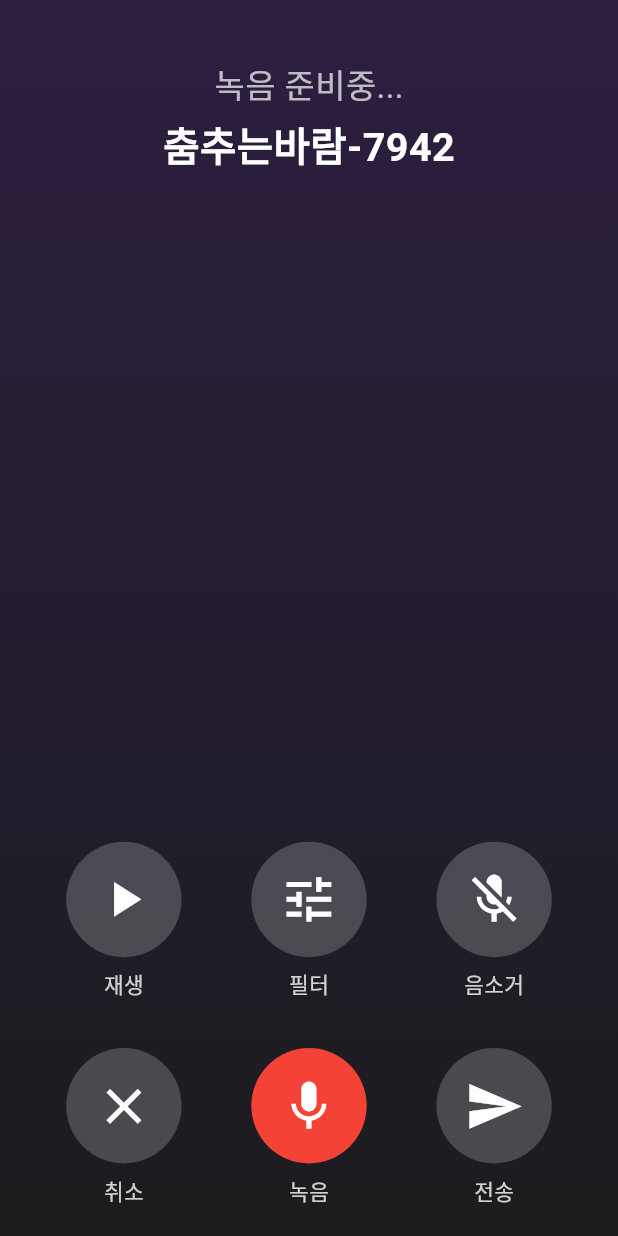
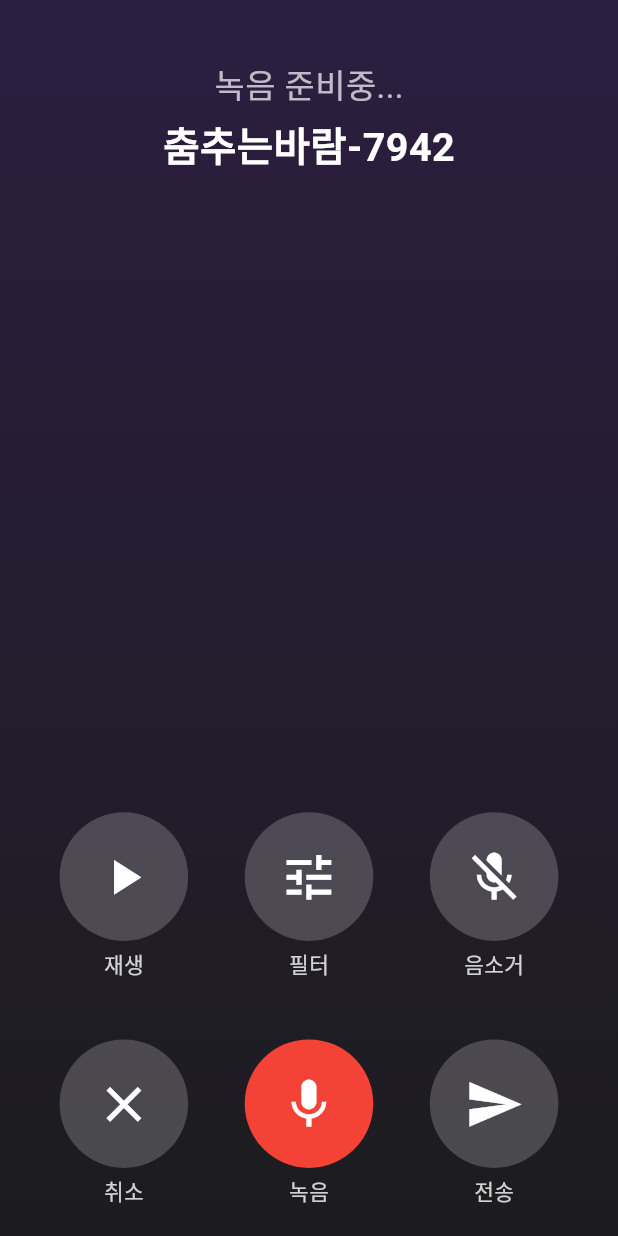
Before and after one commit to hyeok3013/Voice-Mate, a Flutter app: the screen it shows after launch, on a phone screen of 412 x 824 dp. Run offline on Flutter 3.47's test engine with Material 3 defaults, Android fonts, the phone set to English and light mode, and no system bars; our stand-ins replace firebase_core, flutter_screenutil, go_router; accounts and stored records are empty.

Commit message:
refactor: update recording view layout and enhance font configuration
- Updated pubspec.yaml to include the Pretendard font family with various weights.
- Adjusted padding and spacing in the RecordingView to improve UI consistency.
- Increased button dimensions for better touch targets and modified spacing for improved layout.

```diff
--- a/lib/src/view/recording/recording_view.dart
+++ b/lib/src/view/recording/recording_view.dart
@@ -21,7 +21,9 @@ class RecordingView extends StatelessWidget {
         ),
         child: SafeArea(
           child: Padding(
-            padding: EdgeInsets.symmetric(horizontal: 24.w),
+            padding: EdgeInsets.symmetric(
+              horizontal: 24.w,
+            ),
             child: Column(
               children: [
                 SizedBox(height: 40.h),
@@ -77,7 +79,7 @@ class RecordingView extends StatelessWidget {
                           _buildActionButton(Icons.mic_off, '음소거'),
                         ],
                       ),
-                      SizedBox(height: 32.h),
+                      SizedBox(height: 40.h),
                       Row(
                         mainAxisAlignment: MainAxisAlignment.spaceEvenly,
                         children: [
@@ -103,8 +105,8 @@ class RecordingView extends StatelessWidget {
     return Column(
       children: [
         Container(
-          width: 70.w,
-          height: 70.w,
+          width: 78.w,
+          height: 78.w,
           decoration: BoxDecoration(
             shape: BoxShape.circle,
             color: Colors.white.withOpacity(0.2),
@@ -115,7 +117,7 @@ class RecordingView extends StatelessWidget {
             size: 36.w,
           ),
         ),
-        SizedBox(height: 8.h),
+        SizedBox(height: 5.h),
         Text(
           label,
           style: TextStyle(
@@ -131,8 +133,8 @@ class RecordingView extends StatelessWidget {
     return Column(
       children: [
         Container(
-          width: 70.w,
-          height: 70.w,
+          width: 78.w,
+          height: 78.w,
           decoration: const BoxDecoration(
             shape: BoxShape.circle,
             color: Colors.red,
@@ -143,7 +145,7 @@ class RecordingView extends StatelessWidget {
             size: 36.w,
           ),
         ),
-        SizedBox(height: 8.h),
+        SizedBox(height: 5.h),
         Text(
           '녹음',
           style: TextStyle(
```
Also changed, not shown: pubspec.yaml (+12 -6 lines).
